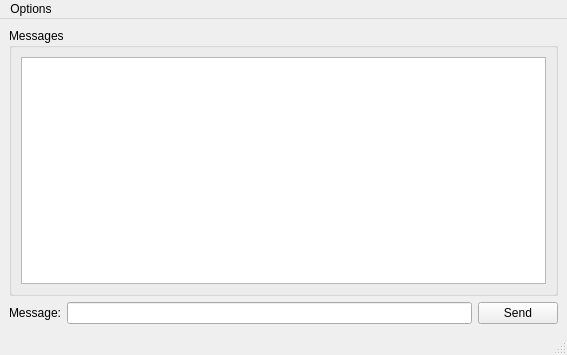
This is Client/mainwindow.ui in olivier-portal/ChatApplication as Qt 5 draws it before an edit. The edited form follows.
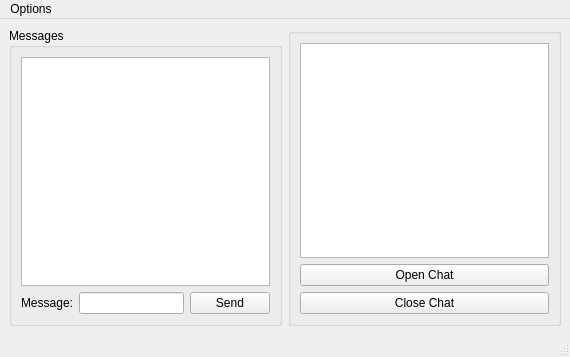
This is the edited form.

Commit message:
Feat: added client list, open chat button, close chat button
TODO: make open button create a tab for chat with specific client

Patch:
```diff
--- a/Client/mainwindow.ui
+++ b/Client/mainwindow.ui
@@ -6,15 +6,15 @@
    <rect>
     <x>0</x>
     <y>0</y>
-    <width>567</width>
-    <height>355</height>
+    <width>570</width>
+    <height>357</height>
    </rect>
   </property>
   <property name="windowTitle">
    <string>Client</string>
   </property>
   <widget class="QWidget" name="centralwidget">
-   <layout class="QVBoxLayout" name="verticalLayout">
+   <layout class="QHBoxLayout" name="horizontalLayout_3">
     <item>
      <widget class="QGroupBox" name="groupBox">
       <property name="title">
@@ -24,9 +24,6 @@
        <item>
         <widget class="QListWidget" name="lstMessages"/>
        </item>
-      </layout>
-     </widget>
-    </item>
     <item>
      <layout class="QHBoxLayout" name="horizontalLayout_2">
       <item>
@@ -50,13 +47,45 @@
     </item>
    </layout>
   </widget>
+    </item>
+    <item>
+     <widget class="QGroupBox" name="grpClients">
+      <property name="baseSize">
+       <size>
+        <width>0</width>
+        <height>0</height>
+       </size>
+      </property>
+      <layout class="QVBoxLayout" name="verticalLayout">
+       <item>
+        <widget class="QListWidget" name="lstClients"/>
+       </item>
+       <item>
+        <widget class="QPushButton" name="btnStartChat">
+         <property name="text">
+          <string>Open Chat</string>
+         </property>
+        </widget>
+       </item>
+       <item>
+        <widget class="QPushButton" name="btnEndChat">
+         <property name="text">
+          <string>Close Chat</string>
+         </property>
+        </widget>
+       </item>
+      </layout>
+     </widget>
+    </item>
+   </layout>
+  </widget>
   <widget class="QMenuBar" name="menubar">
    <property name="geometry">
     <rect>
      <x>0</x>
      <y>0</y>
-     <width>567</width>
-     <height>17</height>
+     <width>570</width>
+     <height>26</height>
     </rect>
    </property>
    <widget class="QMenu" name="menuOptions">
```
Lines whose indentation alone changed are shown as unchanged.
